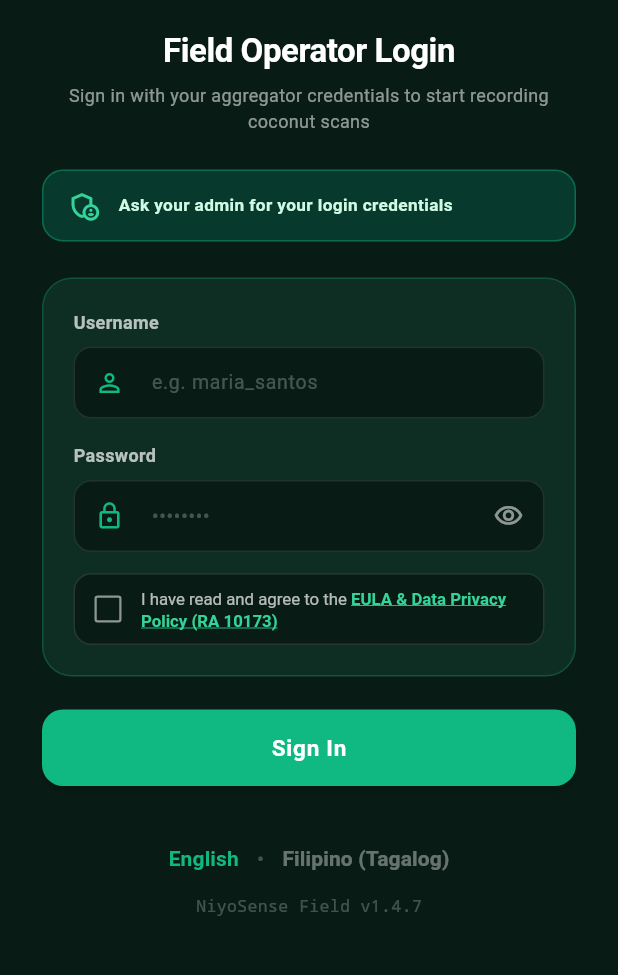
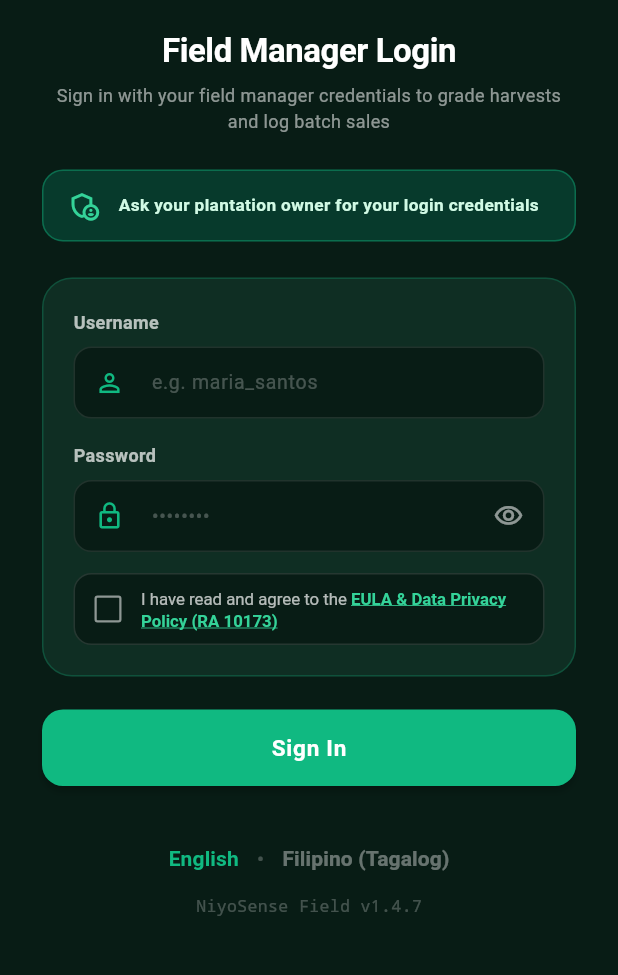
Before and after one commit to Cbolea23/niyosense-capstone, a Flutter app: the screen it shows after launch, on a phone screen of 412 x 824 dp, the part 258-1233 px from its top. Run offline on Flutter 3.47's test engine with Material 3 defaults, Android fonts, the phone set to English and light mode, and no system bars; our stand-ins replace camera, shared_preferences, sqflite; missing offline and left inert: mobile_scanner, record, tflite_flutter; accounts and stored records are empty.

Commit message:
feat(ui): rename all Worker/Operator/Aggregator labels to Field Manager across dashboard and mobile app

```diff
--- a/lib/utils/app_translations.dart
+++ b/lib/utils/app_translations.dart
@@ -13,7 +13,7 @@ class AppTranslations {
 
       // Home Screen
       'app_title': 'NiyoSense Field',
-      'app_role': 'Small-Scale Aggregator',
+      'app_role': 'On-Site Farm Manager',
       'server_live': 'Server Live',
       'server_offline': 'Server Offline',
       'pending_scans': 'Pending Scans',
@@ -131,21 +131,21 @@ class AppTranslations {
       'model_engine': 'Model Engine',
       'connected_sync_msg': 'Connected & synchronized with server',
       'cannot_reach_server': 'Cannot reach server. Ensure Django is running on port 8000.',
-      'operator_account': 'Operator Account',
+      'operator_account': 'Field Manager Account',
       'operator_account_sub': 'Identity assigned to this phone for grading logs',
       'operator_username': 'Username',
       'operator_password': 'Password',
       'logged_in_as': 'Logged in as',
-      'current_operator': 'Current Operator',
+      'current_operator': 'Current Field Manager',
       'operator_active': 'Active',
-      'switch_account': 'Switch Operator',
-      'login_title': 'Field Operator Login',
-      'login_sub': 'Sign in with your aggregator credentials to start recording coconut scans',
-      'login_ask_admin': 'Ask your admin for your login credentials',
+      'switch_account': 'Switch Field Manager',
+      'login_title': 'Field Manager Login',
+      'login_sub': 'Sign in with your field manager credentials to grade harvests and log batch sales',
+      'login_ask_admin': 'Ask your plantation owner for your login credentials',
       'login_button': 'Sign In',
       'login_signing_in': 'Signing In...',
       'login_success': 'Welcome, {user}! Successfully authenticated.',
-      'login_invalid': 'Invalid username or password. Check with your admin.',
+      'login_invalid': 'Invalid username or password. Check with your plantation owner.',
       'logout_btn': 'Log Out',
       'check_update_btn': 'Check for Updates',
       'checking_update': 'Checking server for updates...',
@@ -164,7 +164,7 @@ class AppTranslations {
 
       // Home Screen
       'app_title': 'NiyoSense Field',
-      'app_role': 'Maliit na Aggregator',
+      'app_role': 'Tagapamahala sa Bukid (Field Manager)',
       'server_live': 'Buhay ang Server',
       'server_offline': 'Offline ang Server',
       'pending_scans': 'Mga Nakabinbing Scan',
@@ -282,21 +282,21 @@ class AppTranslations {
       'model_engine': 'Engine ng Model',
       'connected_sync_msg': 'Konektado at naisabay sa server',
       'cannot_reach_server': 'Hindi maabot ang server. Tiyaking tumatakbo ang Django sa port 8000.',
-      'operator_account': 'Account ng Operator',
+      'operator_account': 'Account ng Field Manager',
       'operator_account_sub': 'Pagkakakilanlan ng teleponong ito sa mga tala',
       'operator_username': 'Username',
       'operator_password': 'Password',
       'logged_in_as': 'Naka-log in bilang',
-      'current_operator': 'Kasalukuyang Operator',
+      'current_operator': 'Kasalukuyang Field Manager',
       'operator_active': 'Aktibo',
-      'switch_account': 'Palitan ang Operator',
-      'login_title': 'Login ng Field Operator',
-      'login_sub': 'Mag-log in gamit ang iyong mga kredensyal ng aggregator upang magsimula ng pagsusuri ng niyog',
-      'login_ask_admin': 'Humingi sa admin para sa iyong login credentials',
+      'switch_account': 'Palitan ang Field Manager',
+      'login_title': 'Login ng Field Manager',
+      'login_sub': 'Mag-log in gamit ang iyong field manager credentials upang mag-grado ng ani at magtala ng benta',
+      'login_ask_admin': 'Humingi sa may-ari ng niyugan para sa iyong login credentials',
       'login_button': 'Mag-login',
       'login_signing_in': 'Nagla-login...',
       'login_success': 'Maligayang pagdating, {user}! Tagumpay ang pag-authenticate.',
-      'login_invalid': 'Maling username o password. Sumangguni sa iyong admin.',
+      'login_invalid': 'Maling username o password. Sumangguni sa may-ari ng niyugan.',
       'logout_btn': 'Mag-logout',
       'check_update_btn': 'Suriin ang mga Update',
       'checking_update': 'Sinusuri ang server para sa update...',
--- a/lib/utils/eula_modal.dart
+++ b/lib/utils/eula_modal.dart
@@ -121,11 +121,11 @@ class EulaModal {
     return [
       _section(
         "1. Scope & Purpose of NiyoSense",
-        "NiyoSense is an AI-assisted agricultural decision-support system designed for coconut plantation owners, farm managers, and field operators to classify harvested coconuts into Premature (Buko / Malauhog) or Mature (Magulang) stages using dual-modality visual exocarp imaging and acoustic knock spectrograms.",
+        "NiyoSense is an AI-assisted agricultural decision-support system designed for coconut plantation owners and on-site field managers to classify harvested coconuts into Premature (Buko / Malauhog) or Mature (Magulang) stages using dual-modality visual exocarp imaging and acoustic knock spectrograms.",
       ),
       _section(
         "2. Decision-Support Disclaimer",
-        "Predictions generated by the on-device YOLOv8-cls TensorFlow Lite models (30% Visual / 70% Acoustic Late Fusion) are provided strictly as field grading assistance. Environmental lighting, microphone obstruction, or atypical husk varieties may affect readings. Final harvest sorting and commercial trading decisions remain the sole responsibility of the plantation owner or operator.",
+        "Predictions generated by the on-device YOLOv8-cls TensorFlow Lite models (30% Visual / 70% Acoustic Late Fusion) are provided strictly as field grading assistance. Environmental lighting, microphone obstruction, or atypical husk varieties may affect readings. Final harvest sorting and commercial trading decisions remain the sole responsibility of the plantation owner or field manager.",
       ),
       _section(
         "3. Camera & Microphone Hardware Access",
@@ -133,7 +133,7 @@ class EulaModal {
       ),
       _section(
         "4. Data Privacy & RA 10173 Compliance",
-        "In compliance with the Philippine Data Privacy Act of 2012 (Republic Act No. 10173), NiyoSense only collects operational farm telemetry: operator username, device identifier, coconut husk photos, 4-second knock WAV recordings, maturity grades, and bunch (bungkos) counts. Data is stored locally in SQLite and synchronized over HTTPS to your authorized farm dashboard.",
+        "In compliance with the Philippine Data Privacy Act of 2012 (Republic Act No. 10173), NiyoSense only collects operational farm telemetry: field manager username, device identifier, coconut husk photos, 4-second knock WAV recordings, maturity grades, and bunch (bungkos) counts. Data is stored locally in SQLite and synchronized over HTTPS to your authorized farm dashboard.",
       ),
       _section(
         "5. Acceptable Use & Intellectual Property",
@@ -146,11 +146,11 @@ class EulaModal {
     return [
       _section(
         "1. Layunin at Saklaw ng NiyoSense",
-        "Ang NiyoSense ay isang AI-assisted decision-support system para sa mga may-ari ng niyugan, tagapamahala ng sakahan, at mga field worker upang uriin ang naaning niyog bilang Premature (Buko / Malauhog) o Mature (Magulang) gamit ang larawan ng balat (exocarp) at tunog ng pagkatok (acoustic spectrogram).",
+        "Ang NiyoSense ay isang AI-assisted decision-support system para sa mga may-ari ng niyugan at mga on-site field manager upang uriin ang naaning niyog bilang Premature (Buko / Malauhog) o Mature (Magulang) gamit ang larawan ng balat (exocarp) at tunog ng pagkatok (acoustic spectrogram).",
       ),
       _section(
         "2. Limitasyon sa Pananagutan (Disclaimer)",
-        "Ang mga resulta mula sa YOLOv8-cls TensorFlow Lite model (30% Biswal / 70% Akustika) ay nagsisilbing gabay lamang sa pagsusuri sa bukid. Ang pinal na desisyon sa pagbubukod ng ani at bentahan ay nananatiling responsibilidad ng may-ari o tagapamahala ng niyugan.",
+        "Ang mga resulta mula sa YOLOv8-cls TensorFlow Lite model (30% Biswal / 70% Akustika) ay nagsisilbing gabay lamang sa pagsusuri sa bukid. Ang pinal na desisyon sa pagbubukod ng ani at bentahan ay nananatiling responsibilidad ng may-ari o field manager ng niyugan.",
       ),
       _section(
         "3. Paggamit ng Kamera at Mikropono",
@@ -158,7 +158,7 @@ class EulaModal {
       ),
       _section(
         "4. Proteksyon sa Datos (RA 10173)",
-        "Alinsunod sa Philippine Data Privacy Act of 2012 (RA 10173), tanging mga datos ng operasyon sa sakahan lamang ang kinokolekta: username ng operator, device ID, larawan ng buko, 4s audio recording, grado ng kapanahunan, at bilang sa bungkos. Ang datos ay ligtas na itinatala sa lokal na SQLite at isinasabay sa opisyal na farm dashboard.",
+        "Alinsunod sa Philippine Data Privacy Act of 2012 (RA 10173), tanging mga datos ng operasyon sa sakahan lamang ang kinokolekta: username ng field manager, device ID, larawan ng buko, 4s audio recording, grado ng kapanahunan, at bilang sa bungkos. Ang datos ay ligtas na itinatala sa lokal na SQLite at isinasabay sa opisyal na farm dashboard.",
       ),
       _section(
         "5. Wastong Paggamit",
```
Also changed, not shown: 7 other files.
